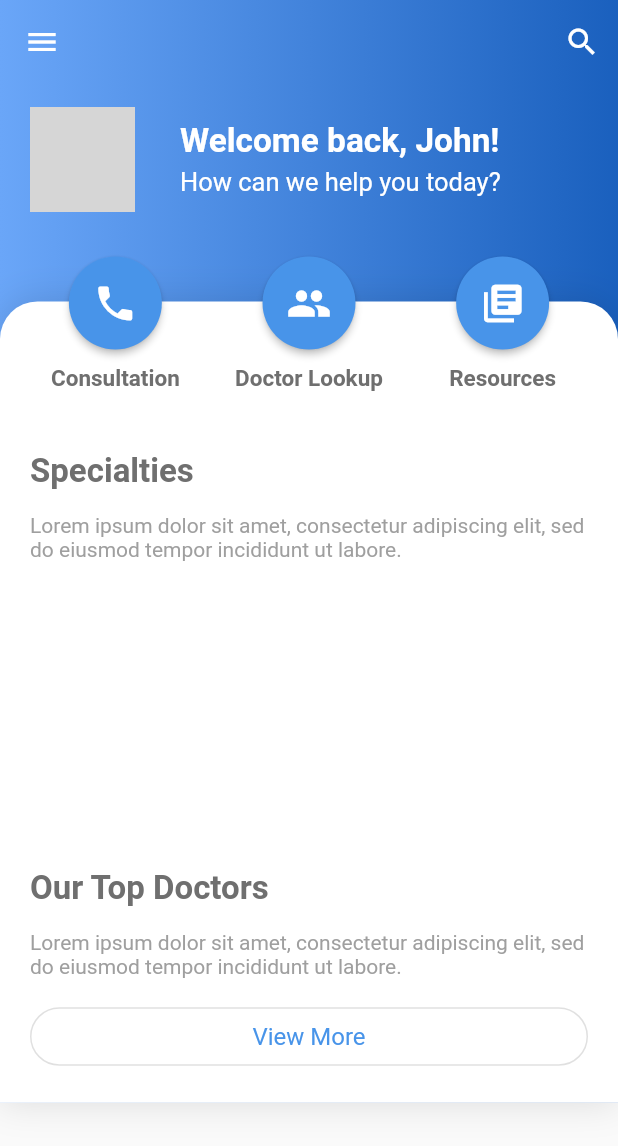
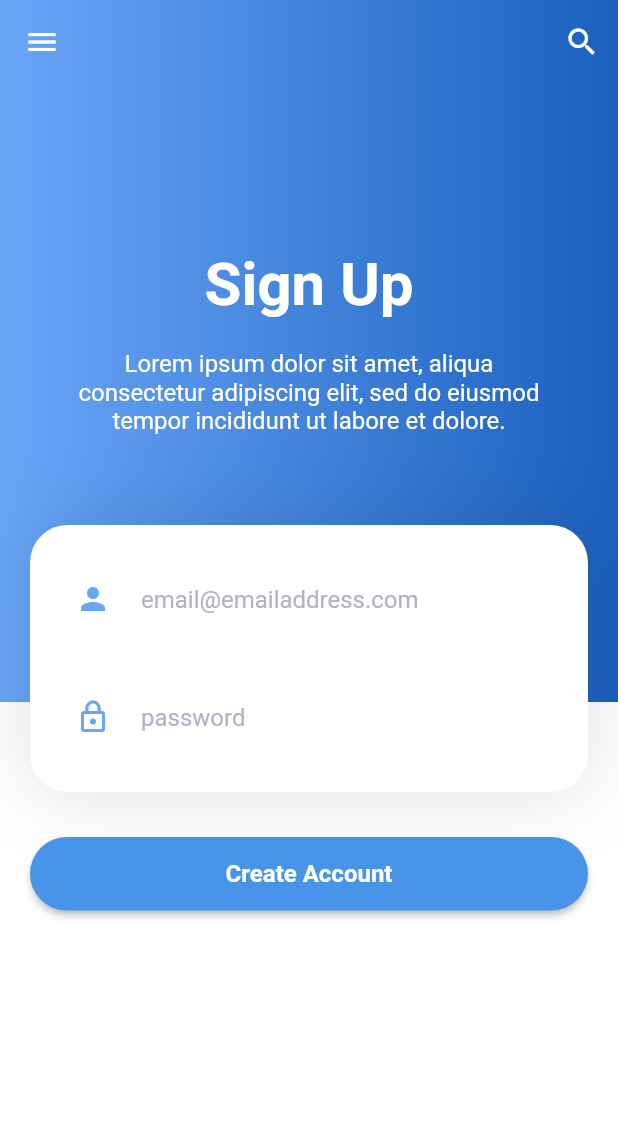
Before and after one commit to prodev880110/medical-flutter, a Flutter app: the screen it shows after launch, on a phone screen of 412 x 824 dp. Shown: the top 1146 px of the screen. Run offline on Flutter 3.47's test engine with Material 2 defaults, Android fonts, the phone set to English and light mode, and no system bars; our stand-ins replace cloud_firestore, firebase_core; accounts and stored records are empty; grey boxes are pictures that could not be loaded.

Commit message:
Created front end sign in screen, added firebase auth for upcoming sign in and sign up, removed global appbar for upcoming sign in screen

```diff
--- a/lib/main.dart
+++ b/lib/main.dart
@@ -1,6 +1,7 @@
 import 'package:flutter/material.dart';
 import 'package:flutter/services.dart';
 import 'package:flutter_medical/routes/home.dart';
+import 'package:flutter_medical/routes/signUp.dart';
 import 'package:firebase_core/firebase_core.dart';
 import 'package:flutter_medical/widgets.dart';
 
@@ -38,9 +39,10 @@ class _MyAppState extends State<MyApp> {
       title: "Flutter Medical",
       debugShowCheckedModeBanner: false,
       home: Scaffold(
+        // TODO delete these when done with sign in and sign up
         appBar: GlobalAppBar(),
         drawer: GlobalDrawer(),
-        body: HomeScreen(),
+        body: SignUpPage(),
       ),
     );
   }
--- /dev/null
+++ b/lib/routes/signUp.dart
@@ -0,0 +1,193 @@
+import 'package:flutter/material.dart';
+
+class SignUpPage extends StatefulWidget {
+  @override
+  _SignUpPageState createState() => _SignUpPageState();
+}
+
+class _SignUpPageState extends State<SignUpPage> {
+  @override
+  Widget build(BuildContext context) {
+    return Scaffold(
+      backgroundColor: Colors.white,
+      body: SingleChildScrollView(
+        child: Container(
+          child: Column(
+            children: [
+              Container(
+                height: MediaQuery.of(context).size.height / 2,
+                decoration: BoxDecoration(
+                  gradient: LinearGradient(
+                    begin: Alignment(-1.0, 0.0),
+                    end: Alignment(1.0, 0.0),
+                    colors: [const Color(0xFF6aa6f8), const Color(0xFF1a60be)],
+                  ),
+                ),
+                child: Column(
+                  mainAxisAlignment: MainAxisAlignment.end,
+                  crossAxisAlignment: CrossAxisAlignment.center,
+                  children: [
+                    Container(
+                      child: Text(
+                        'Sign Up',
+                        style: TextStyle(
+                          fontWeight: FontWeight.bold,
+                          fontSize: 40,
+                          color: Color(0xFFFFFFFF),
+                        ),
+                      ),
+                    ),
+                    Container(
+                      child: Padding(
+                        padding: const EdgeInsets.only(
+                          top: 20.0,
+                          left: 40.0,
+                          right: 40.0,
+                        ),
+                        child: Text(
+                          'Lorem ipsum dolor sit amet, aliqua consectetur adipiscing elit, sed do eiusmod tempor incididunt ut labore et dolore. ',
+                          textAlign: TextAlign.center,
+                          style: TextStyle(
+                            fontSize: 16,
+                            color: Color(0xFFFFFFFF),
+                          ),
+                        ),
+                      ),
+                    ),
+                    Container(
+                      transform: Matrix4.translationValues(0.0, 60.0, 0.0),
+                      margin: const EdgeInsets.only(
+                        left: 20.0,
+                        right: 20.0,
+                      ),
+                      width: double.infinity,
+                      decoration: new BoxDecoration(
+                        borderRadius: BorderRadius.only(
+                          topLeft: Radius.circular(25),
+                          topRight: Radius.circular(25),
+                          bottomLeft: Radius.circular(25),
+                          bottomRight: Radius.circular(25),
+                        ),
+                        color: Color(0xFFFFFFFF),
+                        boxShadow: [
+                          new BoxShadow(
+                            color: Colors.black12,
+                            blurRadius: 50.0,
+                            offset: Offset(0, 0),
+                          ),
+                        ],
+                      ),
+                      child: Column(
+                        children: [
+                          Container(
+                            margin: const EdgeInsets.only(
+                              top: 20.0,
+                              left: 20.0,
+                              right: 20.0,
+                              bottom: 20.0,
+                            ),
+                            child: TextFormField(
+                              textCapitalization: TextCapitalization.none,
+                              decoration: InputDecoration(
+                                hintText: 'email@emailaddress.com',
+                                hintStyle: TextStyle(
+                                  color: Color(0xFFb1b2c4),
+                                ),
+                                enabledBorder: const OutlineInputBorder(
+                                  borderSide: const BorderSide(
+                                      color: Colors.transparent, width: 0.0),
+                                ),
+                                focusedBorder: const OutlineInputBorder(
+                                  borderSide: const BorderSide(
+                                      color: Color(0xFF6aa6f8), width: 0.0),
+                                ),
+                                prefixIcon: Padding(
+                                  padding: const EdgeInsets.only(
+                                    right: 20.0,
+                                    left: 10.0,
+                                    bottom: 1.0,
+                                  ),
+                                  child: Icon(
+                                    Icons.person,
+                                    color: Color(0xFF6aa6f8),
+                                  ),
+                                ),
+                                //
+                              ),
+                            ),
+                          ),
+                          Container(
+                            margin: const EdgeInsets.only(
+                              left: 20.0,
+                              right: 20.0,
+                              bottom: 20.0,
+                            ),
+                            child: TextFormField(
+                              textCapitalization: TextCapitalization.none,
+                              decoration: InputDecoration(
+                                hintText: 'password',
+                                hintStyle: TextStyle(
+                                  color: Color(0xFFb1b2c4),
+                                ),
+                                enabledBorder: const OutlineInputBorder(
+                                  borderSide: const BorderSide(
+                                      color: Colors.transparent, width: 0.0),
+                                ),
+                                focusedBorder: const OutlineInputBorder(
+                                  borderSide: const BorderSide(
+                                      color: Color(0xFF6aa6f8), width: 0.0),
+                                ),
+                                prefixIcon: Padding(
+                                  padding: const EdgeInsets.only(
+                                    right: 20.0,
+                                    left: 10.0,
+                                    bottom: 1.0,
+                                  ),
+                                  child: Icon(
+                                    Icons.lock_outline,
+                                    color: Color(0xFF6aa6f8),
+                                  ),
+                                ),
+                                //
+                              ),
+                            ),
+                          ),
+                        ],
+                      ),
+                    ),
+                  ],
+                ),
+              ),
+              Container(
+                margin: const EdgeInsets.only(
+                  top: 90.0,
+                  left: 20.0,
+                  right: 20.0,
+                ),
+                child: RaisedButton(
+                  color: Color(0xFF4894e9),
+                  padding: EdgeInsets.all(15),
+                  onPressed: () {
+                    print('View All Doctors Clicked');
+                  },
+                  textColor: Colors.white,
+                  shape: RoundedRectangleBorder(
+                    borderRadius: BorderRadius.circular(30.0),
+                  ),
+                  child: Align(
+                    alignment: Alignment.center,
+                    child: Text(
+                      'Create Account',
+                      style:
+                          TextStyle(fontSize: 16, fontWeight: FontWeight.bold),
+                    ),
+                  ),
+                ),
+              ),
+            ],
+          ),
+        ),
+      ),
+    );
+  }
+}
--- a/pubspec.yaml
+++ b/pubspec.yaml
@@ -30,6 +30,7 @@ dependencies:
   cupertino_icons: ^0.1.3
   firebase_core: ^0.5.0
   cloud_firestore: ^0.14.0+2
+  firebase_auth: ^0.18.0+1
   url_launcher: ^5.7.2
 
 dev_dependencies:
```
Also changed, not shown: lib/routes/home.dart (+7 -3 lines), lib/widgets.dart (+84 -0 lines), pubspec.lock, 2 other files.
